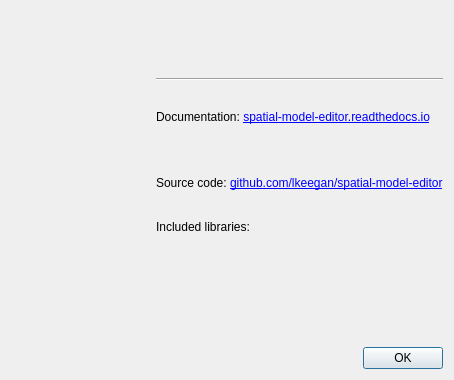
The window that ui/dialogabout.ui (spatial-model-editor/spatial-model-editor) describes before a commit, drawn with Qt 5.
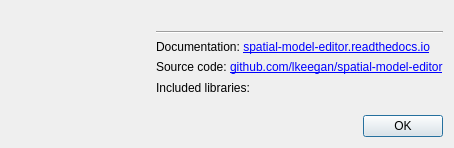
The same window after the commit.

What changed in the file:
```diff
--- a/ui/dialogabout.ui
+++ b/ui/dialogabout.ui
@@ -7,11 +7,11 @@
     <x>0</x>
     <y>0</y>
     <width>454</width>
-    <height>380</height>
+    <height>148</height>
    </rect>
   </property>
   <property name="sizePolicy">
-   <sizepolicy hsizetype="Preferred" vsizetype="Preferred">
+   <sizepolicy hsizetype="Expanding" vsizetype="Expanding">
     <horstretch>0</horstretch>
     <verstretch>0</verstretch>
    </sizepolicy>
```
